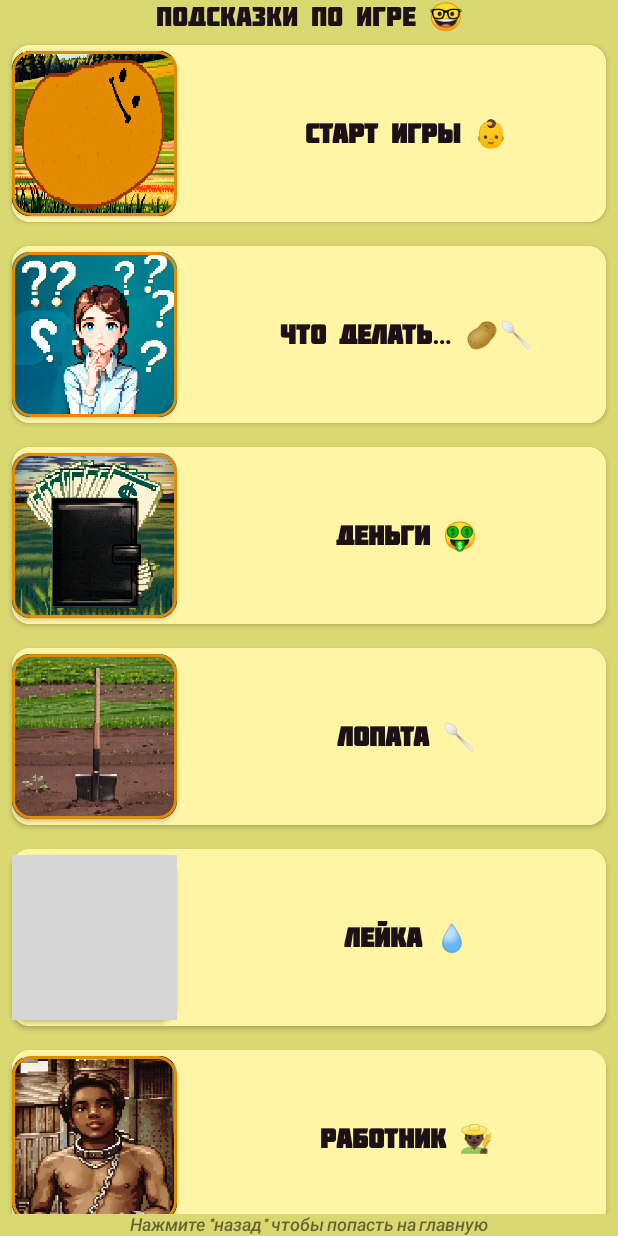
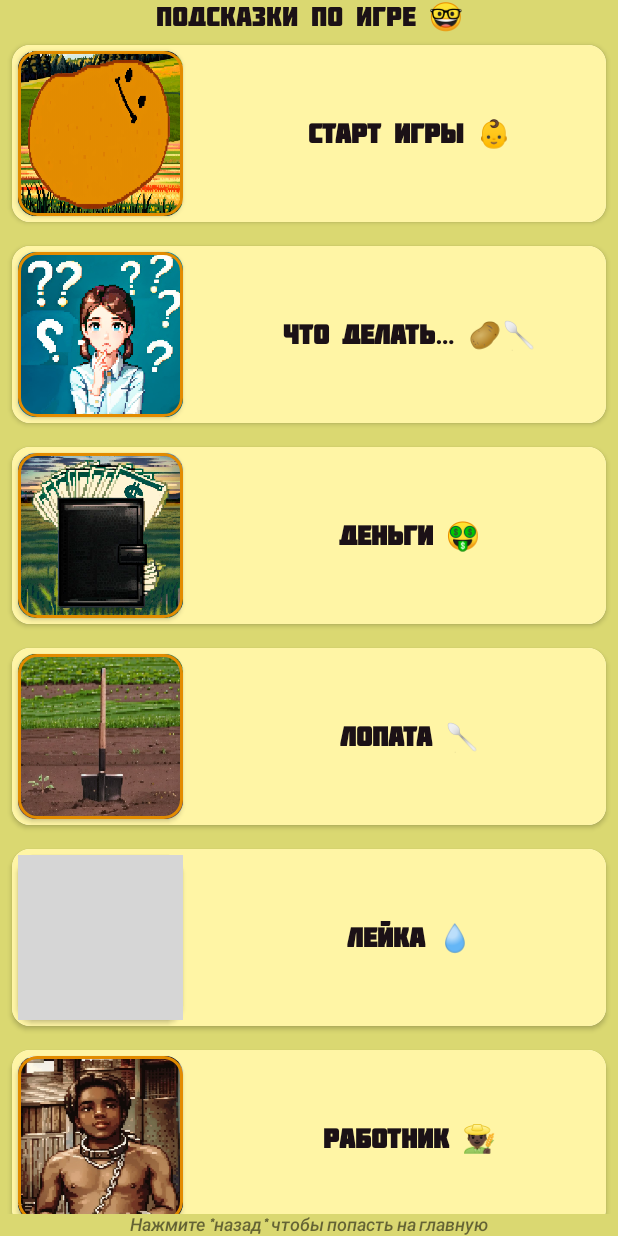
Before and after one commit to ZaharTu/ClickerFinal, an Android app: the HelpFragment screen opened through its navigation route, on a phone screen of 412 x 824 dp. Run offline under Robolectric (Android 15) with nearby library versions, the phone set to English and light mode, and no system bars; our stand-ins replace Room's generated code; libraries missing offline, so code that uses them is left out: com.google.firebase.crashlytics; 4 statements that could not run were skipped; grey boxes are pictures that could not be loaded.

```diff
--- a/app/src/main/res/layout/help_item.xml
+++ b/app/src/main/res/layout/help_item.xml
@@ -25,17 +25,17 @@
                 android:layout_margin="4dp"
                 app:cardCornerRadius="12dp"
                 app:layout_constraintBottom_toBottomOf="parent"
-                app:layout_constraintTop_toTopOf="parent"
-                >
+                app:layout_constraintStart_toStartOf="parent"
+                app:layout_constraintTop_toTopOf="parent">
 
                 <ImageView
-                    android:adjustViewBounds="true"
-                    android:scaleType="centerInside"
                     android:id="@+id/Help_Image"
                     android:layout_width="110dp"
                     android:layout_height="110dp"
+                    android:adjustViewBounds="true"
                     android:background="@color/BackMarketItemImage"
                     android:foreground="@drawable/okantovka_recyclerview_main"
+                    android:scaleType="centerInside"
                     app:srcCompat="@drawable/shovel" />
             </androidx.cardview.widget.CardView>
 
--- a/app/src/main/res/layout/market_item.xml
+++ b/app/src/main/res/layout/market_item.xml
@@ -26,8 +26,8 @@
                 android:layout_margin="4dp"
                 app:cardCornerRadius="12dp"
                 app:layout_constraintBottom_toBottomOf="parent"
-                app:layout_constraintTop_toTopOf="parent"
-                tools:layout_editor_absoluteX="4dp" >
+                app:layout_constraintStart_toStartOf="parent"
+                app:layout_constraintTop_toTopOf="parent">
 
                 <ImageView
                     android:id="@+id/Market_Image"
--- a/app/src/main/res/layout/plant_bar.xml
+++ b/app/src/main/res/layout/plant_bar.xml
@@ -39,6 +39,7 @@
                 android:fontFamily="@font/molot"
                 android:text="TextView"
                 android:textSize="15sp"
+                app:layout_constraintTop_toTopOf="parent"
                 app:layout_constraintEnd_toStartOf="@+id/Plant_minus_button"
                 app:layout_constraintStart_toEndOf="@+id/ImageCard" />
 
```
